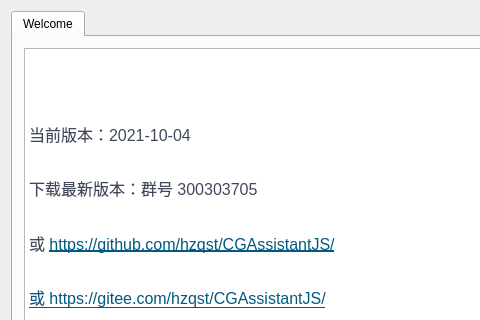
The window that CGAssistant/mainwindow.ui (hzqst/CGAssistant) describes before a commit, drawn with Qt 5; both pictures show x 0 to 480 and y 0 to 320 of the 750 by 500 pixel window.
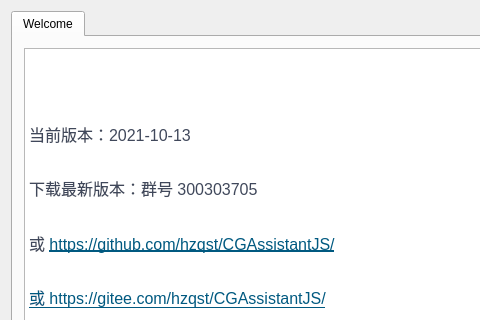
The same window after the commit. Icons and pictures are not drawn.

```diff
--- a/CGAssistant/mainwindow.ui
+++ b/CGAssistant/mainwindow.ui
@@ -73,7 +73,7 @@
 &lt;/style&gt;&lt;/head&gt;&lt;body style=&quot; font-family:'SimSun'; font-size:9pt; font-weight:400; font-style:normal;&quot;&gt;
 &lt;p style=&quot; margin-top:0px; margin-bottom:0px; margin-left:0px; margin-right:0px; -qt-block-indent:0; text-indent:0px;&quot;&gt;&lt;img src=&quot;:/logo.png&quot; /&gt;&lt;/p&gt;
 &lt;p style=&quot;-qt-paragraph-type:empty; margin-top:0px; margin-bottom:16px; margin-left:0px; margin-right:0px; -qt-block-indent:0; text-indent:0px; line-height:160%; font-family:'-apple-system,BlinkMacSystemFont,Segoe UI,Helvetica,Arial,Apple Color Emoji,Segoe UI Emoji,Segoe UI Symbol,Liberation Sans,PingFang SC,Microsoft YaHei,Hiragino Sans GB,Wenquanyi Micro Hei,WenQuanYi Zen Hei,ST Heiti,SimHei,SimSun,WenQuanYi Zen Hei Sharp,sans-serif'; font-size:16px; color:#40485b; background-color:#ffffff;&quot;&gt;&lt;br /&gt;&lt;/p&gt;
-&lt;p style=&quot; margin-top:0px; margin-bottom:16px; margin-left:0px; margin-right:0px; -qt-block-indent:0; text-indent:0px; line-height:160%; background-color:#ffffff;&quot;&gt;&lt;span style=&quot; font-family:'-apple-system,BlinkMacSystemFont,Segoe UI,Helvetica,Arial,Apple Color Emoji,Segoe UI Emoji,Segoe UI Symbol,Liberation Sans,PingFang SC,Microsoft YaHei,Hiragino Sans GB,Wenquanyi Micro Hei,WenQuanYi Zen Hei,ST Heiti,SimHei,SimSun,WenQuanYi Zen Hei Sharp,sans-serif'; font-size:16px; color:#40485b; background-color:#ffffff;&quot;&gt;当前版本：2021-10-04&lt;/span&gt;&lt;/p&gt;
+&lt;p style=&quot; margin-top:0px; margin-bottom:16px; margin-left:0px; margin-right:0px; -qt-block-indent:0; text-indent:0px; line-height:160%; background-color:#ffffff;&quot;&gt;&lt;span style=&quot; font-family:'-apple-system,BlinkMacSystemFont,Segoe UI,Helvetica,Arial,Apple Color Emoji,Segoe UI Emoji,Segoe UI Symbol,Liberation Sans,PingFang SC,Microsoft YaHei,Hiragino Sans GB,Wenquanyi Micro Hei,WenQuanYi Zen Hei,ST Heiti,SimHei,SimSun,WenQuanYi Zen Hei Sharp,sans-serif'; font-size:16px; color:#40485b; background-color:#ffffff;&quot;&gt;当前版本：2021-10-13&lt;/span&gt;&lt;/p&gt;
 &lt;p style=&quot; margin-top:0px; margin-bottom:16px; margin-left:0px; margin-right:0px; -qt-block-indent:0; text-indent:0px; line-height:160%; background-color:#ffffff;&quot;&gt;&lt;span style=&quot; font-family:'-apple-system,BlinkMacSystemFont,Segoe UI,Helvetica,Arial,Apple Color Emoji,Segoe UI Emoji,Segoe UI Symbol,Liberation Sans,PingFang SC,Microsoft YaHei,Hiragino Sans GB,Wenquanyi Micro Hei,WenQuanYi Zen Hei,ST Heiti,SimHei,SimSun,WenQuanYi Zen Hei Sharp,sans-serif'; font-size:16px; color:#40485b; background-color:#ffffff;&quot;&gt;下载最新版本：群号 300303705&lt;/span&gt;&lt;/p&gt;
 &lt;p style=&quot; margin-top:0px; margin-bottom:16px; margin-left:0px; margin-right:0px; -qt-block-indent:0; text-indent:0px; line-height:160%; background-color:#ffffff;&quot;&gt;&lt;span style=&quot; font-family:'-apple-system,BlinkMacSystemFont,Segoe UI,Helvetica,Arial,Apple Color Emoji,Segoe UI Emoji,Segoe UI Symbol,Liberation Sans,PingFang SC,Microsoft YaHei,Hiragino Sans GB,Wenquanyi Micro Hei,WenQuanYi Zen Hei,ST Heiti,SimHei,SimSun,WenQuanYi Zen Hei Sharp,sans-serif'; font-size:16px; color:#40485b; background-color:#ffffff;&quot;&gt;或 &lt;/span&gt;&lt;a href=&quot;https://github.com/hzqst/CGAssistantJS/issues&quot;&gt;&lt;span style=&quot; font-family:'-apple-system,BlinkMacSystemFont,Segoe UI,Helvetica,Arial,Apple Color Emoji,Segoe UI Emoji,Segoe UI Symbol,Liberation Sans,PingFang SC,Microsoft YaHei,Hiragino Sans GB,Wenquanyi Micro Hei,WenQuanYi Zen Hei,ST Heiti,SimHei,SimSun,WenQuanYi Zen Hei Sharp,sans-serif'; font-size:16px; text-decoration: underline; color:#005980; background-color:transparent;&quot;&gt;https://github.com/hzqst/CGAssistantJS/&lt;/span&gt;&lt;/a&gt;&lt;/p&gt;
 &lt;p style=&quot; margin-top:0px; margin-bottom:16px; margin-left:0px; margin-right:0px; -qt-block-indent:0; text-indent:0px; line-height:160%; background-color:#ffffff;&quot;&gt;&lt;a href=&quot;https://github.com/hzqst/CGAssistantJS/issues&quot;&gt;&lt;span style=&quot; font-family:'-apple-system,BlinkMacSystemFont,Segoe UI,Helvetica,Arial,Apple Color Emoji,Segoe UI Emoji,Segoe UI Symbol,Liberation Sans,PingFang SC,Microsoft YaHei,Hiragino Sans GB,Wenquanyi Micro Hei,WenQuanYi Zen Hei,ST Heiti,SimHei,SimSun,WenQuanYi Zen Hei Sharp,sans-serif'; font-size:16px; text-decoration: underline; color:#005980; background-color:transparent;&quot;&gt;或 &lt;/span&gt;&lt;/a&gt;&lt;a href=&quot;https://gitee.com/hzqst/CGAssistantJS/issues&quot;&gt;&lt;span style=&quot; font-family:'-apple-system,BlinkMacSystemFont,Segoe UI,Helvetica,Arial,Apple Color Emoji,Segoe UI Emoji,Segoe UI Symbol,Liberation Sans,PingFang SC,Microsoft YaHei,Hiragino Sans GB,Wenquanyi Micro Hei,WenQuanYi Zen Hei,ST Heiti,SimHei,SimSun,WenQuanYi Zen Hei Sharp,sans-serif'; font-size:16px; text-decoration: underline; color:#005980; background-color:transparent;&quot;&gt;https://gitee.com/hzqst/CGAssistantJS/&lt;/span&gt;&lt;/a&gt;&lt;/p&gt;&lt;/body&gt;&lt;/html&gt;</string>
```
